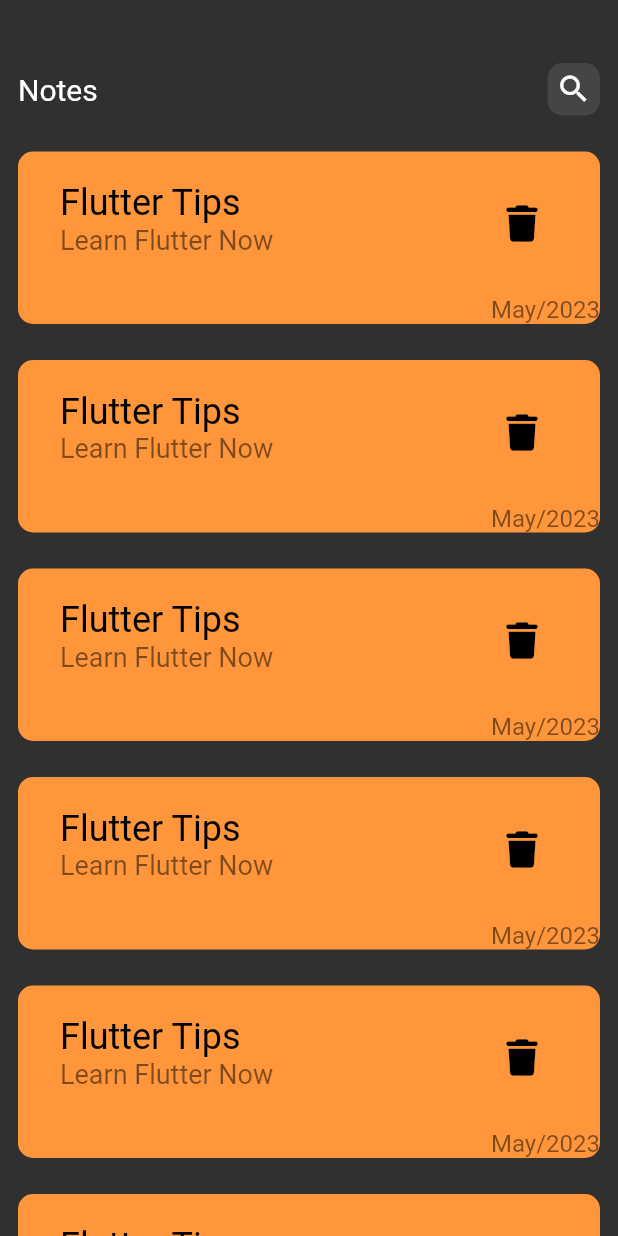
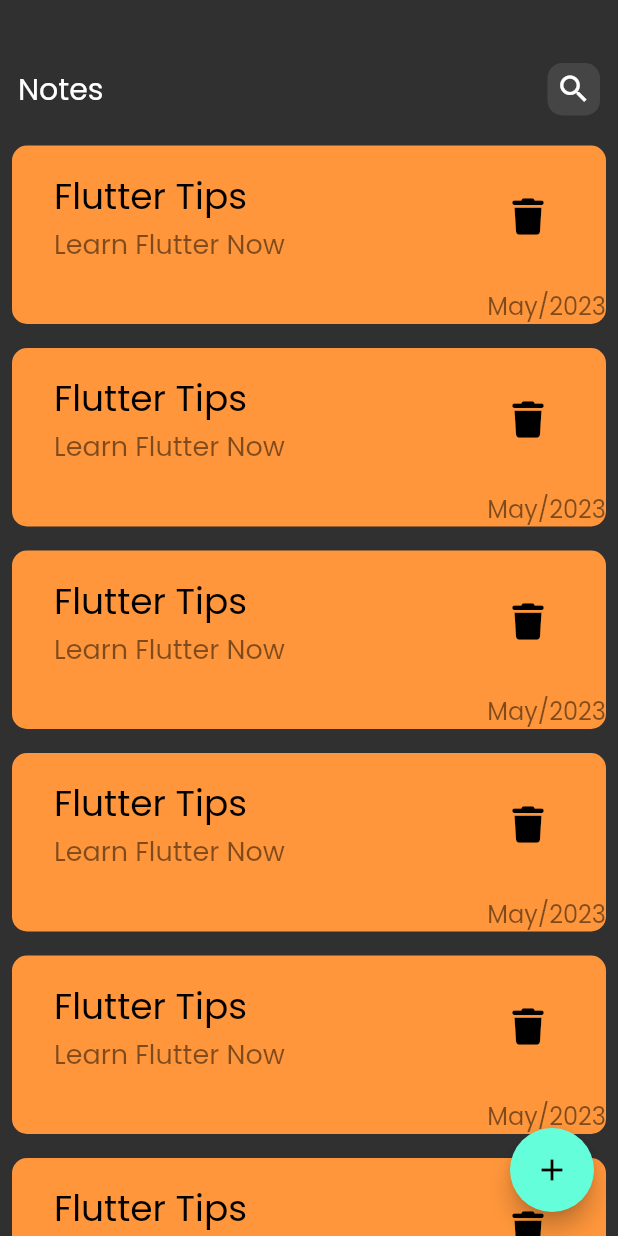
Before and after one commit to shroukhassan23/notesApp, a Flutter app: the screen it shows after launch, on a phone screen of 412 x 824 dp. Run offline on Flutter 3.47's test engine with Material 2 defaults, Android fonts, the phone set to English and light mode, and no system bars; our stand-ins replace font_awesome_flutter.

Commit message:
add floating action button

```diff
--- a/lib/main.dart
+++ b/lib/main.dart
@@ -14,10 +14,11 @@ class MyApp extends StatelessWidget {
     return MaterialApp(
       debugShowCheckedModeBanner: false,
       theme: ThemeData(
-        brightness:
-            Brightness.dark, //to makes App in dark theme//*ThemeData().dark().
+        brightness: Brightness.dark,
+        fontFamily:
+            'Poppins', //to makes App in dark theme//*ThemeData().dark().
       ),
-      home: HomeView(),
+      home: const HomeView(),
     );
   }
 }
--- a/lib/widgets/HomeView.dart
+++ b/lib/widgets/HomeView.dart
@@ -7,6 +7,10 @@ class HomeView extends StatelessWidget {
   @override
   Widget build(BuildContext context) {
     return Scaffold(
+      floatingActionButton: FloatingActionButton(
+        onPressed: () {},
+        child: Icon(Icons.add),
+      ),
       body: NotesBody(),
     );
   }
--- a/lib/widgets/NotesItem.dart
+++ b/lib/widgets/NotesItem.dart
@@ -7,7 +7,7 @@ class NotesItem extends StatelessWidget {
   @override
   Widget build(BuildContext context) {
     return Padding(
-      padding: const EdgeInsets.all(12),
+      padding: const EdgeInsets.all(8),
       child: Container(
         decoration: BoxDecoration(
             color: const Color.fromARGB(255, 255, 150, 59),
--- a/pubspec.yaml
+++ b/pubspec.yaml
@@ -61,9 +61,9 @@ flutter:
   # list giving the asset and other descriptors for the font. For
   # example:
   fonts:
-    - family: poppins
+    - family: Poppins
 fonts:
-  - asset: fonts/poppins-Regular.ttf
+  - asset: fonts/Poppins-Regular.ttf
 
 #
 # For details regarding fonts from package dependencies,
```
Also changed, not shown: lib/assets/fonts/Poppins-Regular.ttf (added).
